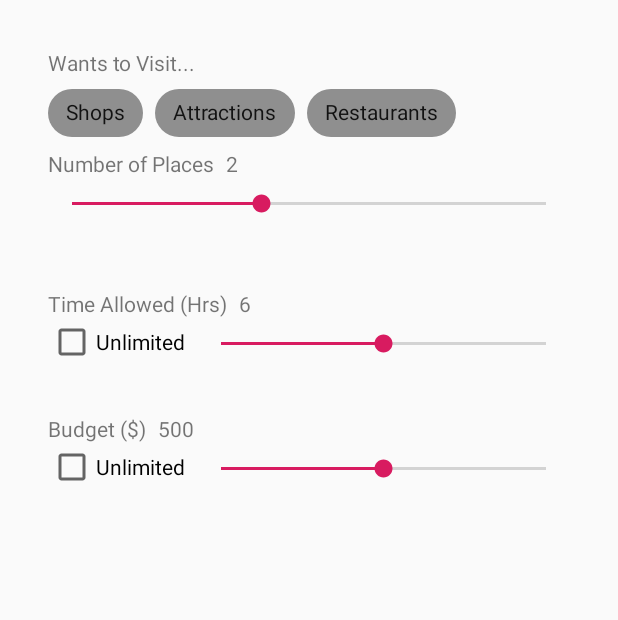
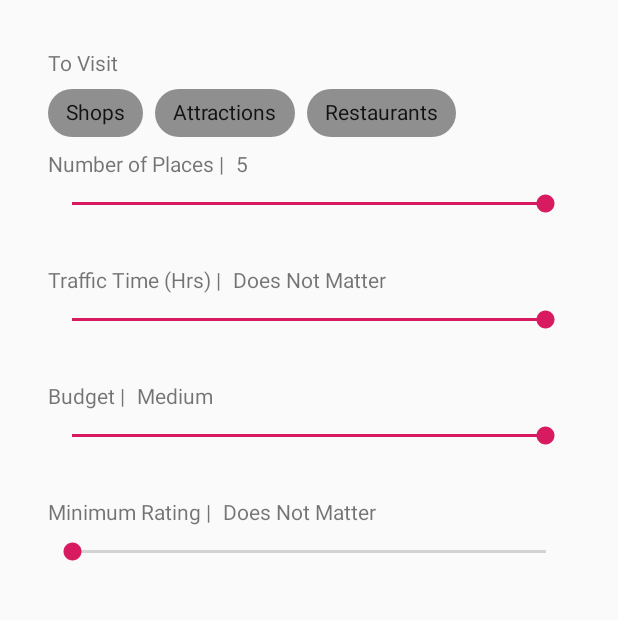
Before and after one commit to Ricky77768/mapApplication, an Android app: the ProfileCreateActivity screen opened directly, with no data from a screen before it, on a phone screen of 412 x 824 dp, the part 294-914 px from its top. Run offline under Robolectric (Android 15) with nearby library versions, the light colour scheme and no system bars; libraries missing offline, so code that uses them is left out: id.zelory.compressor.

Commit message:
UI Changes and modified parameter values to better fit Google's API results

```diff
--- a/app/src/main/java/com/example/mapapplication/ProfileCreateActivity.java
+++ b/app/src/main/java/com/example/mapapplication/ProfileCreateActivity.java
@@ -46,15 +46,15 @@ public class ProfileCreateActivity extends AppCompatActivity {
         final SeekBar profile_create_seekbar_numOfPlaces = findViewById(R.id.profile_create_seekbar_numOfPlaces);
         final SeekBar profile_create_seekbar_budget = findViewById(R.id.profile_create_seekbar_budget);
         final SeekBar profile_create_seekbar_time = findViewById(R.id.profile_create_seekbar_time);
+        final SeekBar profile_create_seekbar_rating = findViewById(R.id.profile_create_seekbar_rating);
         final TextView profile_create_text_numOfPlaces = findViewById(R.id.profile_create_text_numOfPlaces);
         final TextView profile_create_text_budget = findViewById(R.id.profile_create_text_budget);
         final TextView profile_create_text_time = findViewById(R.id.profile_create_text_time);
+        final TextView profile_create_text_rating = findViewById(R.id.profile_create_text_rating);
         final EditText profile_create_profile_name = findViewById(R.id.profile_create_profile_name);
         final Button profile_create_save = findViewById(R.id.profile_create_save);
         final Button profile_create_cancel = findViewById(R.id.profile_create_cancel);
         final ImageView profile_create_icon = findViewById(R.id.profile_create_icon);
-        final CheckBox profile_create_checkbox_time = findViewById(R.id.profile_create_checkbox_time);
-        final CheckBox profile_create_checkbox_budget = findViewById(R.id.profile_create_checkbox_budget);
         final ChipGroup profile_create_chipgroup = findViewById(R.id.profile_create_chipgroup);
 
         // Click Listeners
@@ -77,16 +77,9 @@ public class ProfileCreateActivity extends AppCompatActivity {
                 String numOfPlaces = Integer.toString(profile_create_seekbar_numOfPlaces.getProgress());
                 String budget = Integer.toString(profile_create_seekbar_budget.getProgress());
                 String time = Integer.toString(profile_create_seekbar_time.getProgress());
+                String rating = Integer.toString(profile_create_seekbar_rating.getProgress());
+
                 ArrayList<String> tags = new ArrayList<>();
-
-                // Check if checkboxes are checked, which indicate that parameter does not matter
-                if (profile_create_checkbox_time.isChecked()) {
-                    time = "Unlimited";
-                }
-
-                if (profile_create_checkbox_budget.isChecked()) {
-                    budget = "Unlimited";
-                }
 
                 // Check for tags selected
                 for (int i = 0; i < profile_create_chipgroup.getChildCount(); i++) {
@@ -102,6 +95,7 @@ public class ProfileCreateActivity extends AppCompatActivity {
                 data.putExtra("P_numOfPlaces", numOfPlaces);
                 data.putExtra("P_time",time);
                 data.putExtra("P_budget", budget);
+                data.putExtra("P_rating", rating);
                 data.putStringArrayListExtra("P_tags", tags);
 
                 // If editing a profile, then get the position of the profile in the RecycleView
@@ -131,35 +125,10 @@ public class ProfileCreateActivity extends AppCompatActivity {
             }
         });
 
-        profile_create_checkbox_time.setOnCheckedChangeListener(new CompoundButton.OnCheckedChangeListener() {
-            @Override
-            public void onCheckedChanged(CompoundButton buttonView, boolean isChecked) {
-                if (buttonView.isChecked()) {
-                    profile_create_seekbar_time.setEnabled(false);
-                    profile_create_text_time.setVisibility(View.INVISIBLE);
-                } else {
-                    profile_create_seekbar_time.setEnabled(true);
-                    profile_create_text_time.setVisibility(View.VISIBLE);
-                }
-            }
-        });
-
-        profile_create_checkbox_budget.setOnCheckedChangeListener(new CompoundButton.OnCheckedChangeListener() {
-            @Override
-            public void onCheckedChanged(CompoundButton buttonView, boolean isChecked) {
-                if (buttonView.isChecked()) {
-                    profile_create_seekbar_budget.setEnabled(false);
-                    profile_create_text_budget.setVisibility(View.INVISIBLE);
-                } else {
-                    profile_create_seekbar_budget.setEnabled(true);
-                    profile_create_text_budget.setVisibility(View.VISIBLE);
-                }
-            }
-        });
-
-        createSeekBar(profile_create_seekbar_numOfPlaces, profile_create_text_numOfPlaces, 0, 5);
-        createSeekBar(profile_create_seekbar_budget, profile_create_text_budget, 0, 1000);
-        createSeekBar(profile_create_seekbar_time, profile_create_text_time, 0, 12);
+        createSeekBar(profile_create_seekbar_numOfPlaces, profile_create_text_numOfPlaces, 0, 5, "NumofPlaces");
+        createSeekBar(profile_create_seekbar_budget, profile_create_text_budget, 0, 4, "Budget");
+        createSeekBar(profile_create_seekbar_time, profile_create_text_time, 0, 11, "Time");
+        createSeekBar(profile_create_seekbar_rating, profile_create_text_rating, 0, 50, "Rating");
 
         // Check if this is to edit a existing profile
         Intent intent = getIntent();
@@ -278,18 +247,70 @@ public class ProfileCreateActivity extends AppCompatActivity {
         alert11.show();
     }
 
-    public void createSeekBar(final SeekBar sb, final TextView progressText, final int minValue, int maxValue){
+    public void createSeekBar(final SeekBar sb, final TextView progressText, final int minValue, final int maxValue, final String type){
         sb.setMin(minValue);
         sb.setMax(maxValue);
-        sb.setProgress( (minValue + maxValue) / 2);
+        sb.setProgress(maxValue);
+
+        // Set Default values of seekbars & texts
         progressText.setText(sb.getProgress() + "");
+        if (type.equals("Time")) {
+            progressText.setText("Does Not Matter");
+        }
+
+        if (type.equals("Rating")) {
+            progressText.setText("Does Not Matter");
+            sb.setProgress(0);
+        }
+
+        if (type.equals("Budget")) {
+            progressText.setText("Medium");
+        }
 
         sb.setOnSeekBarChangeListener(new SeekBar.OnSeekBarChangeListener() {
 
             @Override
             public void onProgressChanged(SeekBar seekBar, int progress, boolean fromUser) {
+
+                // Default Text change
                 progressText.setText(progress + "");
-            }
+
+                // Seekbar specific change
+                if (type.equals("Time")) {
+                    if (sb.getProgress() == sb.getMax()) {
+                        progressText.setText("Does Not Matter");
+                    }
+                }
+
+                if (type.equals("Budget")) {
+                    switch (sb.getProgress()) {
+                        case 0:
+                            progressText.setText("Minimal");
+                            break;
+                        case 1:
+                            progressText.setText("Small");
+                            break;
+                        case 2:
+                            progressText.setText("Medium");
+                            break;
+                        case 3:
+                            progressText.setText("Large");
+                            break;
+                        case 4:
+                            progressText.setText("Very Large");
+                            break;
+                    }
+                }
+
+                if (type.equals("Rating")) {
+                    progressText.setText(sb.getProgress() / 10.0 + " Star(s)");
+
+                    if (sb.getProgress() <= 10) {
+                        progressText.setText("Does Not Matter");
+                    }
+                }
+
+        }
 
             @Override
             public void onStartTrackingTouch(SeekBar seekBar) { }
@@ -307,26 +328,16 @@ public class ProfileCreateActivity extends AppCompatActivity {
         final SeekBar profile_create_seekbar_numOfPlaces = findViewById(R.id.profile_create_seekbar_numOfPlaces);
         final SeekBar profile_create_seekbar_budget = findViewById(R.id.profile_create_seekbar_budget);
         final SeekBar profile_create_seekbar_time = findViewById(R.id.profile_create_seekbar_time);
+        final SeekBar profile_create_seekbar_rating = findViewById(R.id.profile_create_seekbar_rating);
         final EditText profile_create_profile_name = findViewById(R.id.profile_create_profile_name);
         final ImageView profile_create_icon = findViewById(R.id.profile_create_icon);
-        final CheckBox profile_create_checkbox_time = findViewById(R.id.profile_create_checkbox_time);
-        final CheckBox profile_create_checkbox_budget = findViewById(R.id.profile_create_checkbox_budget);
         final ChipGroup profile_create_chipgroup = findViewById(R.id.profile_create_chipgroup);
 
         profile_create_profile_name.setText(passedData.getStringExtra("P_edit_name"));
         profile_create_seekbar_numOfPlaces.setProgress(Integer.parseInt(passedData.getStringExtra("P_edit_numOfPlaces")));
-
-        if (passedData.getStringExtra("P_edit_time").equals("Unlimited")) {
-            profile_create_checkbox_time.setChecked(true);
-        } else {
-            profile_create_seekbar_time.setProgress(Integer.parseInt(passedData.getStringExtra("P_edit_time")));
-        }
-
-        if (passedData.getStringExtra("P_edit_budget").equals("Unlimited")) {
-            profile_create_checkbox_budget.setChecked(true);
-        } else {
-            profile_create_seekbar_budget.setProgress(Integer.parseInt(passedData.getStringExtra("P_edit_budget")));
-        }
+        profile_create_seekbar_time.setProgress(Integer.parseInt(passedData.getStringExtra("P_edit_time")));
+        profile_create_seekbar_budget.setProgress(Integer.parseInt(passedData.getStringExtra("P_edit_budget")));
+        profile_create_seekbar_rating.setProgress(Integer.parseInt(passedData.getStringExtra("P_edit_rating")));
 
         for (int i = 0; i < profile_create_chipgroup.getChildCount(); i++) {
             View view = profile_create_chipgroup.getChildAt(i);
--- a/app/src/main/res/layout/profile_create_ui.xml
+++ b/app/src/main/res/layout/profile_create_ui.xml
@@ -64,24 +64,6 @@
         app:layout_constraintStart_toStartOf="parent"
         app:layout_constraintTop_toTopOf="parent" />
 
-    <CheckBox
-        android:id="@+id/profile_create_checkbox_budget"
-        android:layout_width="wrap_content"
-        android:layout_height="wrap_content"
-        android:layout_marginStart="32dp"
-        android:text="Unlimited"
-        app:layout_constraintStart_toStartOf="parent"
-        app:layout_constraintTop_toBottomOf="@+id/profile_create_text5" />
-
-    <CheckBox
-        android:id="@+id/profile_create_checkbox_time"
-        android:layout_width="wrap_content"
-        android:layout_height="wrap_content"
-        android:layout_marginStart="32dp"
-        android:text="Unlimited"
-        app:layout_constraintStart_toStartOf="parent"
-        app:layout_constraintTop_toBottomOf="@+id/profile_create_text4" />
-
     <EditText
         android:id="@+id/profile_create_profile_name"
         android:layout_width="0dp"
@@ -90,8 +72,8 @@
         android:layout_marginTop="32dp"
         android:layout_marginEnd="32dp"
         android:ems="10"
+        android:inputType="textPersonName"
         android:text="New Profile"
-        android:inputType="textPersonName"
         app:layout_constraintEnd_toEndOf="parent"
         app:layout_constraintHorizontal_bias="0.7"
         app:layout_constraintStart_toEndOf="@+id/profile_create_icon"
@@ -122,23 +104,34 @@
         android:id="@+id/profile_create_seekbar_time"
         android:layout_width="0dp"
         android:layout_height="wrap_content"
-        android:layout_marginStart="8dp"
+        android:layout_marginStart="32dp"
         android:layout_marginTop="8dp"
         android:layout_marginEnd="32dp"
         app:layout_constraintEnd_toEndOf="parent"
-        app:layout_constraintStart_toEndOf="@+id/profile_create_checkbox_time"
+        app:layout_constraintStart_toStartOf="parent"
         app:layout_constraintTop_toBottomOf="@+id/profile_create_text4" />
 
     <SeekBar
         android:id="@+id/profile_create_seekbar_budget"
         android:layout_width="0dp"
         android:layout_height="wrap_content"
-        android:layout_marginStart="8dp"
+        android:layout_marginStart="32dp"
         android:layout_marginTop="8dp"
         android:layout_marginEnd="32dp"
         app:layout_constraintEnd_toEndOf="parent"
-        app:layout_constraintStart_toEndOf="@+id/profile_create_checkbox_budget"
-        app:layout_constraintTop_toTopOf="@+id/profile_create_checkbox_budget" />
+        app:layout_constraintStart_toStartOf="parent"
+        app:layout_constraintTop_toBottomOf="@+id/profile_create_text5" />
+
+    <SeekBar
+        android:id="@+id/profile_create_seekbar_rating"
+        android:layout_width="0dp"
+        android:layout_height="wrap_content"
+        android:layout_marginStart="32dp"
+        android:layout_marginTop="8dp"
+        android:layout_marginEnd="32dp"
+        app:layout_constraintEnd_toEndOf="parent"
+        app:layout_constraintStart_toStartOf="parent"
+        app:layout_constraintTop_toBottomOf="@+id/profile_create_text6" />
 
     <TextView
         android:id="@+id/profile_create_text2"
@@ -146,7 +139,7 @@
         android:layout_height="wrap_content"
         android:layout_marginStart="32dp"
         android:layout_marginTop="32dp"
-        android:text="Wants to Visit..."
+        android:text="To Visit"
         app:layout_constraintStart_toStartOf="parent"
         app:layout_constraintTop_toBottomOf="@+id/profile_create_icon" />
 
@@ -156,7 +149,7 @@
         android:layout_height="wrap_content"
         android:layout_marginStart="32dp"
         android:layout_marginTop="48dp"
-        android:text="Number of Places"
+        android:text="Number of Places |"
         app:layout_constraintStart_toStartOf="parent"
         app:layout_constraintTop_toBottomOf="@+id/profile_create_text2" />
 
@@ -165,8 +158,8 @@
         android:layout_width="wrap_content"
         android:layout_height="wrap_content"
         android:layout_marginStart="32dp"
-        android:layout_marginTop="48dp"
-        android:text="Time Allowed (Hrs)"
+        android:layout_marginTop="32dp"
+        android:text="Traffic Time (Hrs) |"
         app:layout_constraintStart_toStartOf="parent"
         app:layout_constraintTop_toBottomOf="@+id/profile_create_seekbar_numOfPlaces" />
 
@@ -175,10 +168,20 @@
         android:layout_width="wrap_content"
         android:layout_height="wrap_content"
         android:layout_marginStart="32dp"
-        android:layout_marginTop="64dp"
-        android:text="Budget ($)"
+        android:layout_marginTop="32dp"
+        android:text="Budget |"
         app:layout_constraintStart_toStartOf="parent"
-        app:layout_constraintTop_toBottomOf="@+id/profile_create_text4" />
+        app:layout_constraintTop_toBottomOf="@+id/profile_create_seekbar_time" />
+
+    <TextView
+        android:id="@+id/profile_create_text6"
+        android:layout_width="wrap_content"
+        android:layout_height="wrap_content"
+        android:layout_marginStart="32dp"
+        android:layout_marginTop="32dp"
+        android:text="Minimum Rating |"
+        app:layout_constraintStart_toStartOf="parent"
+        app:layout_constraintTop_toBottomOf="@+id/profile_create_seekbar_budget" />
 
     <TextView
         android:id="@+id/profile_create_text_numOfPlaces"
@@ -195,7 +198,7 @@
         android:layout_width="wrap_content"
         android:layout_height="wrap_content"
         android:layout_marginStart="8dp"
-        android:layout_marginTop="48dp"
+        android:layout_marginTop="32dp"
         android:text="..."
         app:layout_constraintStart_toEndOf="@+id/profile_create_text4"
         app:layout_constraintTop_toBottomOf="@+id/profile_create_seekbar_numOfPlaces" />
@@ -205,9 +208,19 @@
         android:layout_width="wrap_content"
         android:layout_height="wrap_content"
         android:layout_marginStart="8dp"
-        android:layout_marginTop="38dp"
+        android:layout_marginTop="32dp"
         android:text="..."
         app:layout_constraintStart_toEndOf="@+id/profile_create_text5"
         app:layout_constraintTop_toBottomOf="@+id/profile_create_seekbar_time" />
 
+    <TextView
+        android:id="@+id/profile_create_text_rating"
+        android:layout_width="wrap_content"
+        android:layout_height="wrap_content"
+        android:layout_marginStart="8dp"
+        android:layout_marginTop="32dp"
+        android:text="..."
+        app:layout_constraintStart_toEndOf="@+id/profile_create_text6"
+        app:layout_constraintTop_toBottomOf="@+id/profile_create_seekbar_budget" />
+
 </androidx.constraintlayout.widget.ConstraintLayout>
--- a/build.gradle
+++ b/build.gradle
@@ -7,7 +7,7 @@ buildscript {
 
     }
     dependencies {
-        classpath 'com.android.tools.build:gradle:3.5.0'
+        classpath 'com.android.tools.build:gradle:3.5.1'
 
         // NOTE: Do not place your application dependencies here; they belong
         // in the individual module build.gradle files
```
Also changed, not shown: app/src/main/java/com/example/mapapplication/ProfileActivity.java (+52 -40 lines), app/src/main/java/com/example/mapapplication/ProfileInfo.java (+36 -3 lines), app/src/main/res/layout/profile_list.xml (+91 -24 lines).
